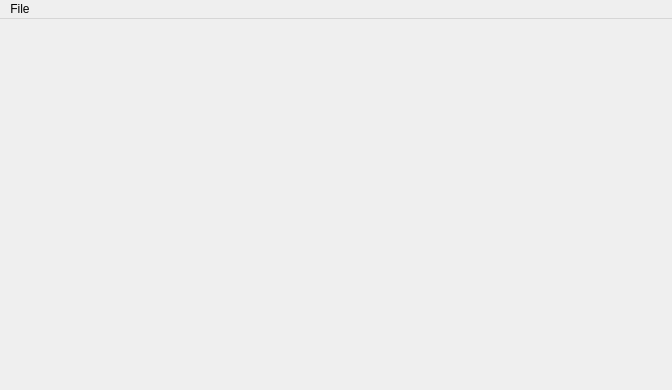
Old version of the form mainwindow.ui in the repository AlephNought0/Zoron.
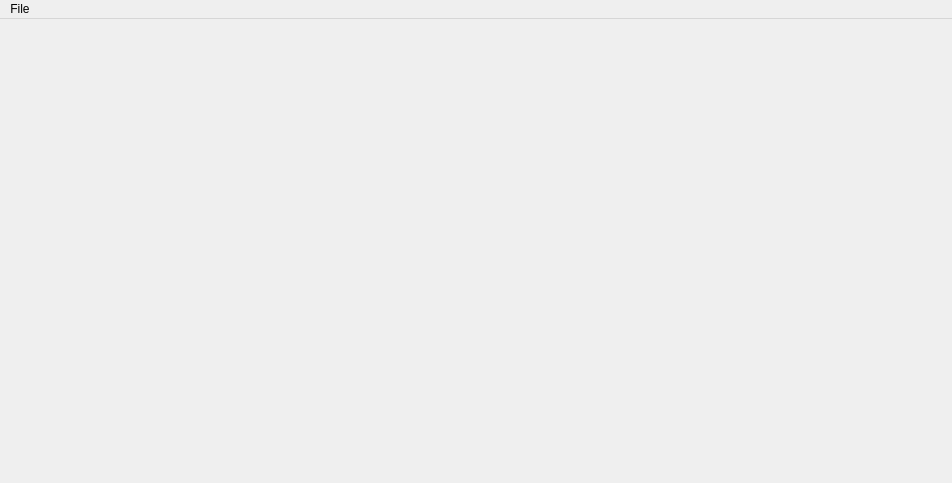
New version of the form.

```diff
--- a/mainwindow.ui
+++ b/mainwindow.ui
@@ -6,20 +6,23 @@
    <rect>
     <x>0</x>
     <y>0</y>
-    <width>672</width>
-    <height>390</height>
+    <width>952</width>
+    <height>483</height>
    </rect>
   </property>
   <property name="windowTitle">
    <string>MainWindow</string>
   </property>
+  <property name="styleSheet">
+   <string notr="true"/>
+  </property>
   <widget class="QWidget" name="centralwidget"/>
   <widget class="QMenuBar" name="menubar">
    <property name="geometry">
     <rect>
      <x>0</x>
      <y>0</y>
-     <width>672</width>
+     <width>952</width>
      <height>27</height>
     </rect>
    </property>
```
